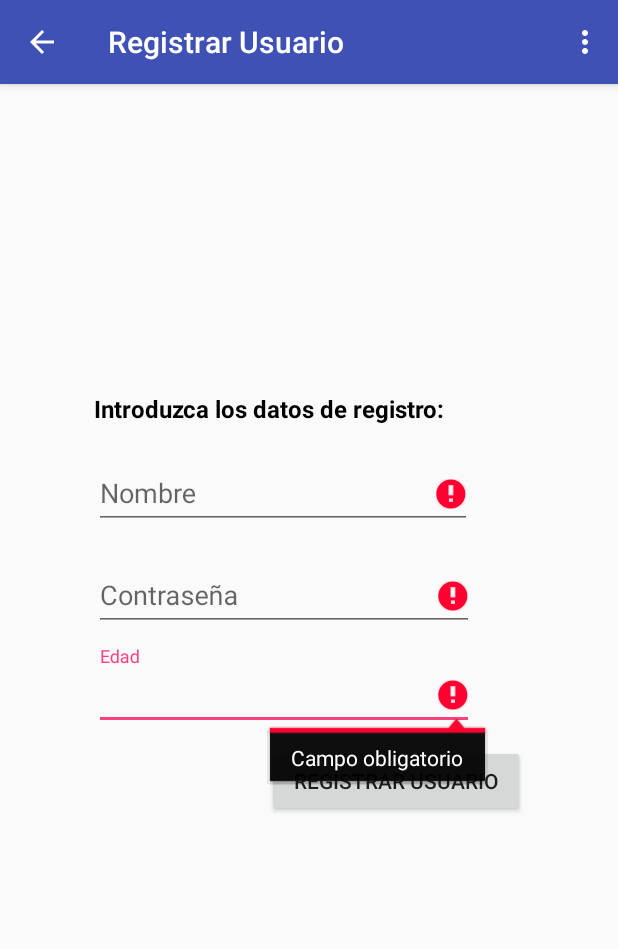
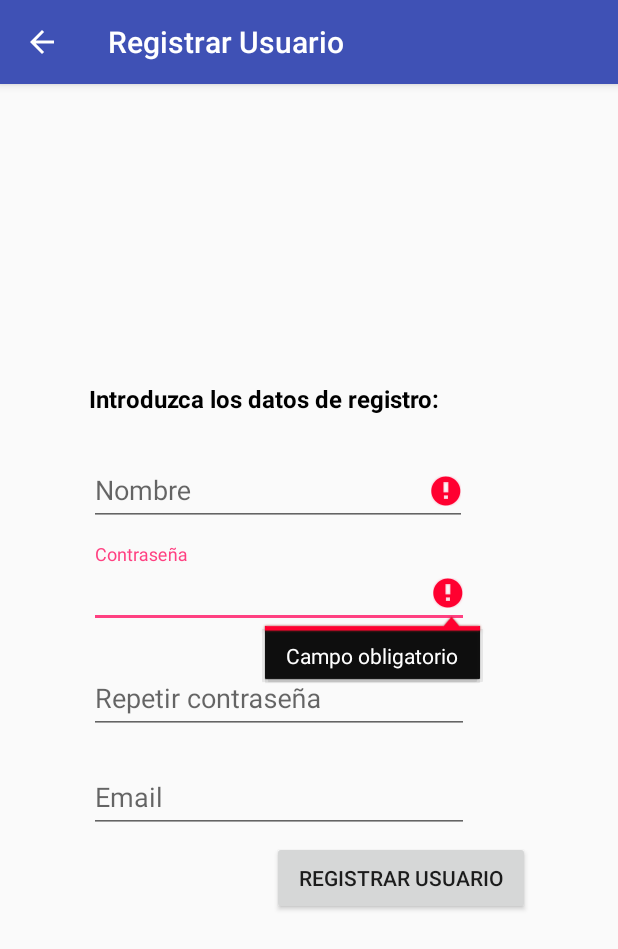
Before and after one commit to JJAGSC/Asistentedemedicacion, an Android app: the RegisterActivity screen opened directly, with no data from a screen before it, after a tap on "REGISTRAR USUARIO", on a phone screen of 412 x 824 dp. Shown: the top 949 px of the screen. Run offline under Robolectric (Android 15) with nearby library versions, the phone set to English and light mode, and no system bars.

Commit message:
1.563
Eliminada pantalla RegisterActivityN
Añadida pantalla RegisterActivity con botón atrás
Añadido campo email a RegisterActivity

```diff
--- a/app/src/main/AndroidManifest.xml
+++ b/app/src/main/AndroidManifest.xml
@@ -16,26 +16,25 @@
         android:roundIcon="@mipmap/ic_launcher_round"
         android:supportsRtl="true"
         android:theme="@style/AppTheme">
-
         <activity
             android:name=".LoginActivity"
             android:label="@string/app_name"
             android:screenOrientation="portrait">
             <intent-filter>
                 <action android:name="android.intent.action.MAIN" />
+
                 <category android:name="android.intent.category.LAUNCHER" />
             </intent-filter>
         </activity>
-
         <activity
             android:name=".MenuSelectionActivity"
             android:parentActivityName=".MenuSelectionActivity">
+
             <!-- Parent activity meta-data to support 4.0 and lower -->
             <meta-data
                 android:name="android.support.PARENT_ACTIVITY"
                 android:value=".MenuSelectionActivity" />
         </activity>
-
         <activity
             android:name=".AddAlarm"
             android:parentActivityName=".MenuSelectionActivity"
@@ -99,16 +98,7 @@
                 android:name="android.support.PARENT_ACTIVITY"
                 android:value=".MenuSelectionActivity" />
         </activity>
-        <activity
-            android:name=".RegisterActivityN"
-            android:label="Registrar Usuario"
-            android:parentActivityName=".LoginActivity"
-            android:screenOrientation="portrait"
-            android:theme="@style/AppTheme.NoActionBar">
-            <meta-data
-                android:name="android.support.PARENT_ACTIVITY"
-                android:value=".LoginActivity" />
-        </activity>
+
         <activity
             android:name=".BDMeds"
             android:label="@string/title_activity_bdmeds"
@@ -181,5 +171,16 @@
                 android:name="android.content.SyncAdapter"
                 android:resource="@xml/syncadapter" />
         </service>
+
+        <activity android:name=".RegisterActivity"
+            android:label="Registrar Usuario"
+            android:parentActivityName=".LoginActivity"
+            android:screenOrientation="portrait">
+            <meta-data
+                android:name="android.support.PARENT_ACTIVITY"
+                android:value=".LoginActivity"/>
+        </activity>
+
     </application>
+
 </manifest>
--- a/app/src/main/java/com/medicacion/juanjose/asistentedemedicacion/LoginActivity.java
+++ b/app/src/main/java/com/medicacion/juanjose/asistentedemedicacion/LoginActivity.java
@@ -43,7 +43,7 @@ public class LoginActivity extends AppCompatActivity {
         botonRegistrar.setOnClickListener(new View.OnClickListener() {
             @Override
             public void onClick(View view) {
-                Intent abrirVentanaRegistro = new Intent (context, RegisterActivityN.class);
+                Intent abrirVentanaRegistro = new Intent (context, RegisterActivity.class);
                 startActivity(abrirVentanaRegistro);
             }
         });
--- a/app/src/main/java/com/medicacion/juanjose/asistentedemedicacion/RegisterActivityN.java
+++ b/app/src/main/java/com/medicacion/juanjose/asistentedemedicacion/RegisterActivity.java
@@ -1,36 +1,27 @@
 package com.medicacion.juanjose.asistentedemedicacion;
 
+import android.support.v7.app.AppCompatActivity;
 import android.os.Bundle;
-import android.support.design.widget.FloatingActionButton;
-import android.support.design.widget.Snackbar;
-import android.support.v7.app.AppCompatActivity;
-import android.support.v7.widget.Toolbar;
 import android.text.TextUtils;
-import android.view.Menu;
-import android.view.MenuInflater;
-import android.view.MenuItem;
 import android.view.View;
 import android.widget.Button;
 import android.widget.EditText;
 import android.widget.Toast;
 
-public class RegisterActivityN extends AppCompatActivity {
+public class RegisterActivity extends AppCompatActivity {
 
     EditText etNameReg;
     EditText etPassReg;
-    EditText etEdadReg;
+    EditText etPassRegRep;
 
     @Override
     protected void onCreate(Bundle savedInstanceState) {
         super.onCreate(savedInstanceState);
-        setContentView(R.layout.activity_register_n);
-        Toolbar toolbar = (Toolbar) findViewById(R.id.toolbar);
-        setSupportActionBar(toolbar);
-        getSupportActionBar().setDisplayHomeAsUpEnabled(true);
+        setContentView(R.layout.activity_register);
 
         etNameReg = (EditText) findViewById(R.id.etNameReg);
         etPassReg = (EditText) findViewById(R.id.etPassReg);
-        etEdadReg = (EditText) findViewById(R.id.etAgeReg);
+        etPassRegRep = (EditText) findViewById(R.id.etPassReg);
 
         Button registrarUsuario = (Button) findViewById(R.id.btnRegisterUser);
 
@@ -40,24 +31,6 @@ public class RegisterActivityN extends AppCompatActivity {
                 validar();
             }
         });
-
-    }
-
-    @Override
-    public boolean onCreateOptionsMenu(Menu menu) {
-        MenuInflater menuInflater = getMenuInflater();
-        menuInflater.inflate(R.menu.menu_register_activity_n, menu);
-        return super.onCreateOptionsMenu(menu);
-    }
-
-    @Override
-    public boolean onOptionsItemSelected(MenuItem item) {
-        int id = item.getItemId();
-
-        if (id == R.id.action_settings2) {
-            Toast.makeText(getApplicationContext(), "Ajustes no implementados todavía", Toast.LENGTH_SHORT).show();
-        }
-        return super.onOptionsItemSelected(item);
     }
 
     private void validar(){
@@ -66,11 +39,9 @@ public class RegisterActivityN extends AppCompatActivity {
 
         etNameReg.setError(null);
         etPassReg.setError(null);
-        etEdadReg.setError(null);
 
         String userName = etNameReg.getText().toString();
         String userPass = etPassReg.getText().toString();
-        String userAge = etEdadReg.getText().toString();
 
         if (TextUtils.isEmpty(userName)) {
             etNameReg.setError(getString(R.string.error_campo_obligatorio));
@@ -84,19 +55,6 @@ public class RegisterActivityN extends AppCompatActivity {
             datosCorrectos = false;
         }
 
-        if (TextUtils.isEmpty(userAge)) {
-            etEdadReg.setError(getString(R.string.error_campo_obligatorio));
-            etEdadReg.requestFocus();
-            return;
-        }
-
-        int edad = Integer.parseInt(userAge);
-
-        if (edad<1 || edad>110){
-            etEdadReg.setError(getString(R.string.error_edad));
-            etEdadReg.requestFocus();
-            return;
-        }
 
         if (datosCorrectos){
             Toast.makeText(getApplicationContext(), "¡Usuario creado con éxito! (modo test, el usuario " +
--- a/app/src/main/res/layout/content_register_activity_n.xml
+++ b/app/src/main/res/layout/activity_register.xml
@@ -4,9 +4,7 @@
     xmlns:tools="http://schemas.android.com/tools"
     android:layout_width="match_parent"
     android:layout_height="match_parent"
-    app:layout_behavior="@string/appbar_scrolling_view_behavior"
-    tools:context="com.medicacion.juanjose.asistentedemedicacion.RegisterActivityN"
-    tools:showIn="@layout/activity_register_n">
+    tools:context="com.medicacion.juanjose.asistentedemedicacion.RegisterActivity">
 
     <android.support.constraint.Guideline
         android:layout_width="wrap_content"
@@ -18,23 +16,25 @@
         tools:layout_editor_absoluteX="0dp" />
 
     <LinearLayout
-        android:layout_width="287dp"
-        android:layout_height="283dp"
+        android:layout_width="294dp"
+        android:layout_height="371dp"
         android:layout_marginBottom="8dp"
+        android:layout_marginEnd="8dp"
+        android:layout_marginStart="8dp"
         android:layout_marginTop="8dp"
         android:orientation="vertical"
         android:weightSum="1"
-        app:layout_constraintBottom_toTopOf="@+id/guideline8"
+        app:layout_constraintBottom_toBottomOf="parent"
+        app:layout_constraintEnd_toEndOf="parent"
         app:layout_constraintLeft_toLeftOf="parent"
         app:layout_constraintRight_toRightOf="parent"
-        app:layout_constraintTop_toTopOf="parent"
-        app:layout_constraintVertical_bias="0.444">
+        app:layout_constraintStart_toStartOf="parent"
+        app:layout_constraintTop_toTopOf="parent">
 
         <TextView
             android:id="@+id/textView7"
             android:layout_width="match_parent"
-            android:layout_height="wrap_content"
-            android:layout_weight="1.02"
+            android:layout_height="40dp"
             android:text="Introduzca los datos de registro:"
             android:textColor="@android:color/black"
             android:textSize="16sp"
@@ -48,10 +48,10 @@
 
             <EditText
                 android:id="@+id/etNameReg"
-                android:inputType="textCapWords"
                 android:layout_width="252dp"
                 android:layout_height="wrap_content"
-                android:hint="Nombre" />
+                android:hint="Nombre"
+                android:inputType="textCapWords" />
         </android.support.design.widget.TextInputLayout>
 
         <android.support.design.widget.TextInputLayout
@@ -72,22 +72,36 @@
             android:layout_height="66dp">
 
             <EditText
-                android:id="@+id/etAgeReg"
+                android:id="@+id/etPassRegRepeat"
                 android:layout_width="253dp"
                 android:layout_height="wrap_content"
-                android:hint="Edad"
-                android:inputType="number" />
+                android:layout_weight="1"
+                android:ems="10"
+                android:hint="Repetir contraseña"
+                android:inputType="textPassword" />
+        </android.support.design.widget.TextInputLayout>
 
+        <android.support.design.widget.TextInputLayout
+            android:layout_width="match_parent"
+            android:layout_height="66dp">
+
+            <EditText
+                android:id="@+id/etRegEmail"
+                android:layout_width="253dp"
+                android:layout_height="wrap_content"
+                android:layout_weight="1"
+                android:ems="10"
+                android:hint="Email"
+                android:inputType="textEmailAddress" />
         </android.support.design.widget.TextInputLayout>
 
         <Button
             android:id="@+id/btnRegisterUser"
             android:layout_width="172dp"
-            android:layout_height="wrap_content"
+            android:layout_height="6dp"
             android:layout_gravity="right"
             android:layout_weight="0.74"
             android:text="Registrar usuario" />
     </LinearLayout>
 
-
 </android.support.constraint.ConstraintLayout>
--- a/app/src/main/res/layout/activity_register_n.xml
+++ /dev/null
@@ -1,26 +0,0 @@
-<?xml version="1.0" encoding="utf-8"?>
-<android.support.design.widget.CoordinatorLayout xmlns:android="http://schemas.android.com/apk/res/android"
-    xmlns:app="http://schemas.android.com/apk/res-auto"
-    xmlns:tools="http://schemas.android.com/tools"
-    android:layout_width="match_parent"
-    android:layout_height="match_parent"
-    tools:context="com.medicacion.juanjose.asistentedemedicacion.RegisterActivityN">
-
-    <android.support.design.widget.AppBarLayout
-        android:layout_width="match_parent"
-        android:layout_height="wrap_content"
-        android:theme="@style/AppTheme.AppBarOverlay">
-
-        <android.support.v7.widget.Toolbar
-            android:id="@+id/toolbar"
-            android:layout_width="match_parent"
-            android:layout_height="?attr/actionBarSize"
-            android:background="?attr/colorPrimary"
-            app:popupTheme="@style/AppTheme.PopupOverlay" />
-
-    </android.support.design.widget.AppBarLayout>
-
-    <include layout="@layout/content_register_activity_n" />
-
-
-</android.support.design.widget.CoordinatorLayout>
```
